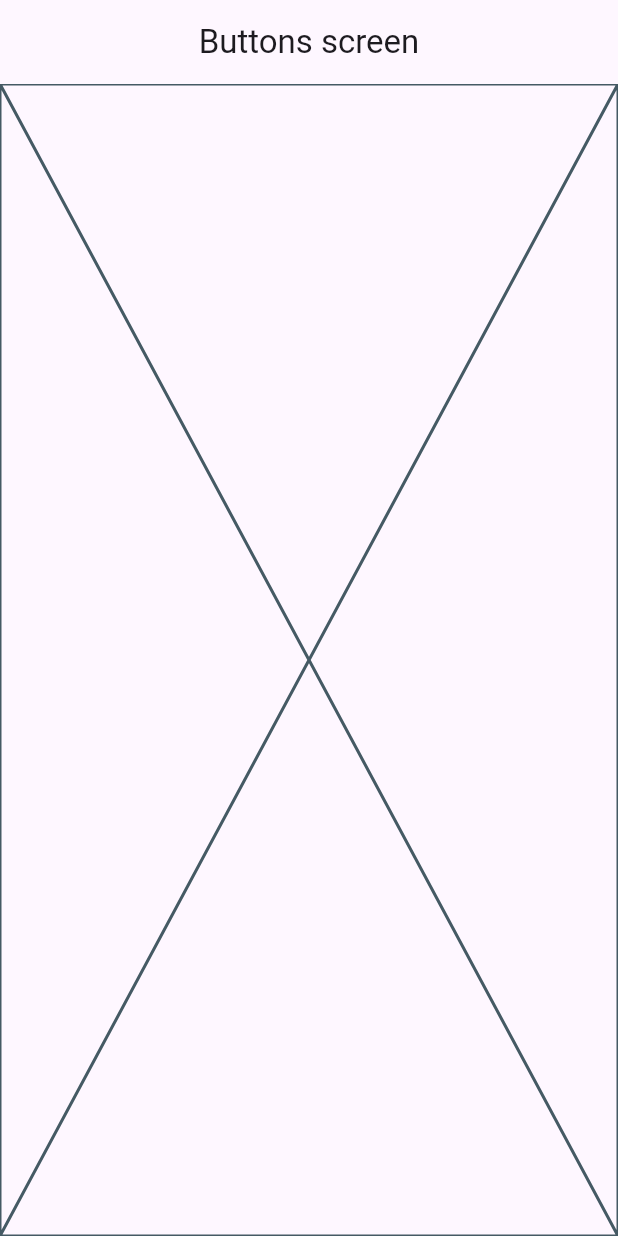
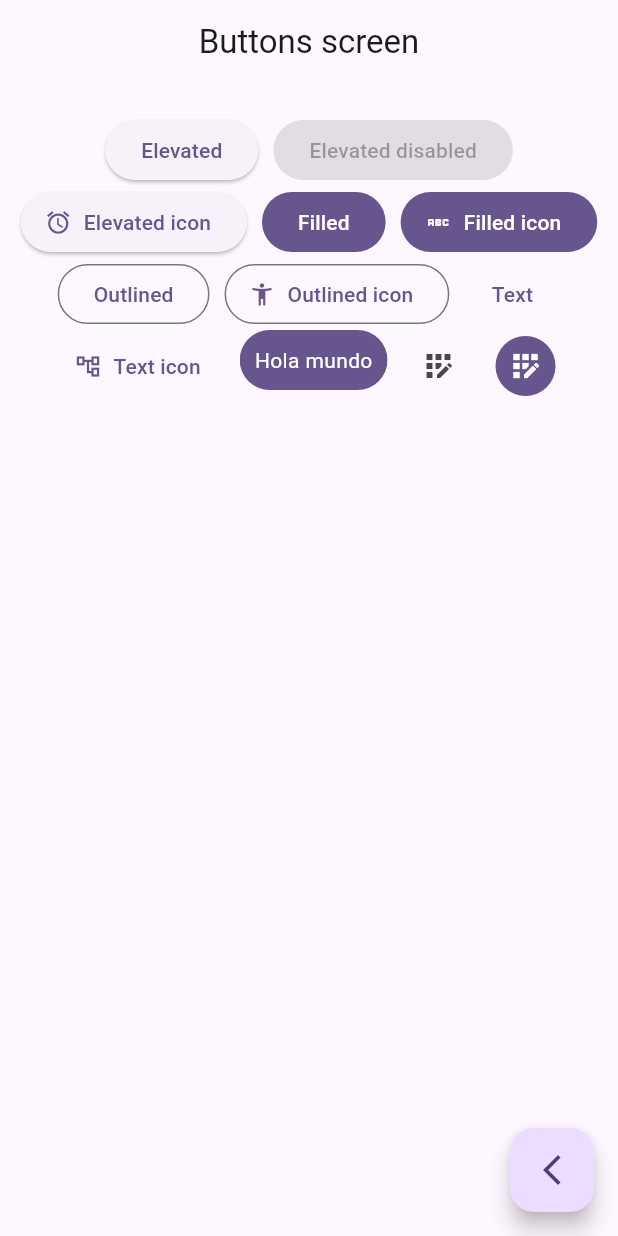
Before and after one commit to andrevalos88/widgets_app, a Flutter app: the ButtonsScreen screen opened by its route, on a phone screen of 412 x 824 dp. Run offline on Flutter 3.47's test engine with Material 3 defaults, Android fonts, the phone set to English and light mode, and no system bars; our stand-ins replace go_router.

Commit message:
buttons finished

```diff
--- a/lib/presentation/screens/buttons/buttons_screen.dart
+++ b/lib/presentation/screens/buttons/buttons_screen.dart
@@ -1,5 +1,6 @@
 
 import 'package:flutter/material.dart';
+import 'package:go_router/go_router.dart';
 
 class ButtonsScreen extends StatelessWidget {
   static const name = 'button_screen';
@@ -11,7 +12,86 @@ class ButtonsScreen extends StatelessWidget {
       appBar: AppBar(
         title: const Text('Buttons screen'),
       ),
-      body: const Placeholder(),
+      body: const _ButtonsBody(),
+      floatingActionButton: FloatingActionButton(
+        child: const Icon(Icons.arrow_back_ios_new_outlined),
+        onPressed: (){
+          context.pop();
+        }
+      ),
     );
   }
 }
+
+class _ButtonsBody extends StatelessWidget {
+  const _ButtonsBody({
+    super.key,
+  });
+
+  @override
+  Widget build(BuildContext context) {
+    final colors = Theme.of(context).colorScheme;
+    return SizedBox(
+      width: double.infinity,
+      child: Padding(
+        padding: const EdgeInsets.symmetric(vertical: 20,horizontal: 10),
+        child: Wrap(
+          spacing: 10,
+          alignment: WrapAlignment.center,
+          children: [
+            ElevatedButton(onPressed: (){}, child: const Text('Elevated')),
+            const ElevatedButton(onPressed: null, child: Text('Elevated disabled')),
+            ElevatedButton.icon(onPressed: (){}, icon: const Icon(Icons.access_alarm_outlined), label: const Text('Elevated icon')),
+
+            FilledButton(onPressed: (){}, child: const Text('Filled')),
+            FilledButton.icon(onPressed: (){}, icon: const Icon(Icons.abc_outlined), label: const Text('Filled icon')),
+
+            OutlinedButton(onPressed: (){}, child: const Text('Outlined')),
+            OutlinedButton.icon(onPressed: (){}, icon: const Icon(Icons.accessibility_new_rounded), label: const Text('Outlined icon')),
+
+            TextButton(onPressed: (){}, child: const Text('Text')),
+            TextButton.icon(onPressed: (){}, icon: const Icon(Icons.account_tree_outlined), label: const Text('Text icon')),
+
+            CustomButton(),
+            IconButton(onPressed: (){}, icon: const Icon(Icons.app_registration_outlined)),
+            IconButton(
+              onPressed: (){},
+              icon: const Icon(Icons.app_registration_outlined),
+              style: ButtonStyle(
+                backgroundColor: MaterialStatePropertyAll(colors.primary),
+                iconColor: const MaterialStatePropertyAll(Colors.white)
+              ),
+            )
+          ],
+        ),
+      ),
+    );
+  }
+}
+
+
+
+class CustomButton extends StatelessWidget {
+  const CustomButton({super.key});
+
+  @override
+  Widget build(BuildContext context) {
+    final colors = Theme.of(context).colorScheme;
+
+    return  ClipRRect(
+      borderRadius: BorderRadius.circular(20),
+      child: Material(
+        color: colors.primary,
+        child: InkWell(
+          onTap: () {
+
+          },
+          child: const Padding(
+            padding: EdgeInsets.all(10.0),
+            child:  Text('Hola mundo',style: TextStyle(color: Colors.white),),
+          ),
+        ),
+      ),
+    );
+  }
+}
```
Also changed, not shown: lib/presentation/screens/home/home_screen.dart (+0 -7 lines).
